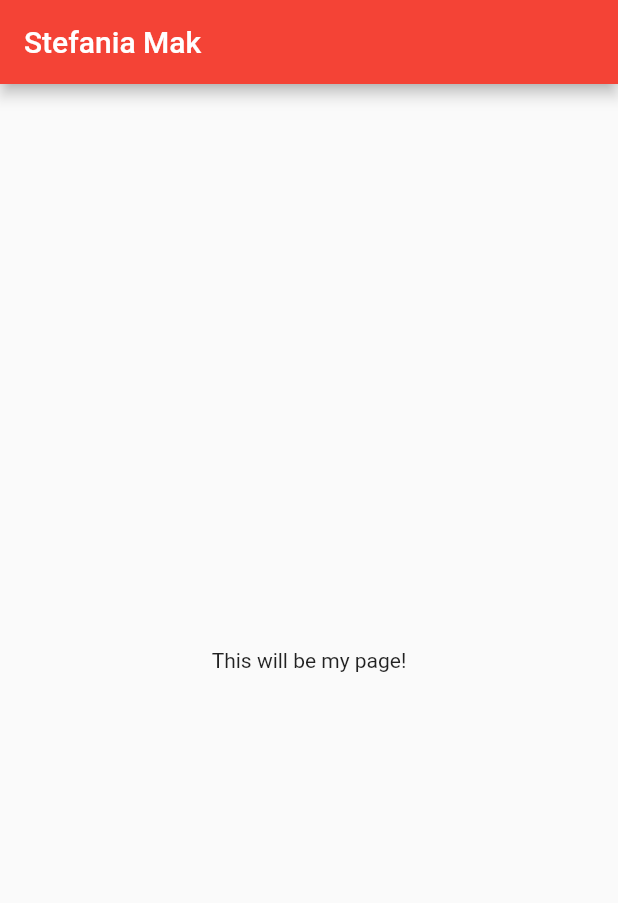
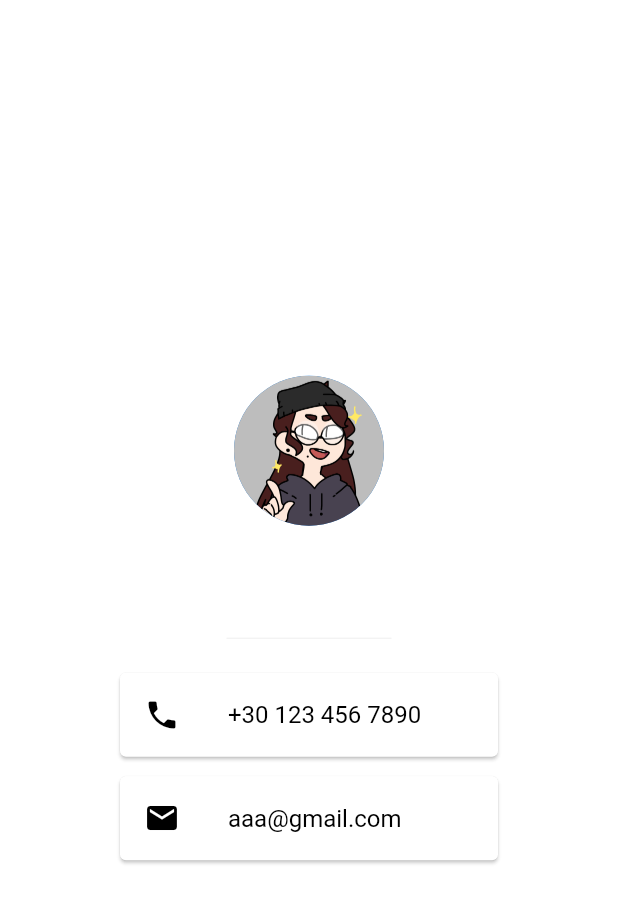
Before and after one commit to stefaniamak/stefaniamak.github.io, a Flutter app: the screen it shows after launch, on a phone screen of 412 x 824 dp. Shown: the top 903 px of the screen. Run offline on Flutter 3.47's test engine with Material 2 defaults, Android fonts, the phone set to English and light mode, and no system bars; Roboto replaces fonts that are missing (Grenze, Turret).

Commit message:
feat: added image

```diff
--- /dev/null
+++ b/docs/assets/AssetManifest.json
@@ -0,0 +1 @@
+{"packages/cupertino_icons/assets/CupertinoIcons.ttf":["packages/cupertino_icons/assets/CupertinoIcons.ttf"]}
--- /dev/null
+++ b/docs/assets/FontManifest.json
@@ -0,0 +1 @@
+[{"family":"MaterialIcons","fonts":[{"asset":"fonts/MaterialIcons-Regular.otf"}]},{"family":"packages/cupertino_icons/CupertinoIcons","fonts":[{"asset":"packages/cupertino_icons/assets/CupertinoIcons.ttf"}]}]
--- /dev/null
+++ b/docs/version.json
@@ -0,0 +1 @@
+{"app_name":"stefaniamak","version":"1.0.0","build_number":"1"}
--- a/lib/main.dart
+++ b/lib/main.dart
@@ -30,18 +30,86 @@ class MyHomePage extends StatefulWidget {
 class _MyHomePageState extends State<MyHomePage> {
   @override
   Widget build(BuildContext context) {
-    return Scaffold(
-      appBar: AppBar(
-        title: Text(widget.title),
-      ),
-      body: Center(
-        child: Column(
-          mainAxisAlignment: MainAxisAlignment.center,
-          children: <Widget>[
-            Text(
-              'This will be my page!',
-            ),
-          ],
+    // return Scaffold(
+    //   appBar: AppBar(
+    //     title: Text(widget.title),
+    //   ),
+    //   body: Center(
+    //     child: Column(
+    //       mainAxisAlignment: MainAxisAlignment.center,
+    //       children: <Widget>[
+    //         Text(
+    //           'This will be my page!',
+    //         ),
+    //       ],
+    //     ),
+    //   ),
+    // );
+    Color _darkMainColor = Colors.white10;
+    Color _lightMainColor = Colors.white;
+    return MaterialApp(
+      home: Scaffold(
+        backgroundColor: _darkMainColor,
+        body: SafeArea(
+          child: Column(
+            mainAxisAlignment: MainAxisAlignment.center,
+            crossAxisAlignment: CrossAxisAlignment.center,
+            children: [
+              CircleAvatar(
+                radius: 50.0,
+                backgroundImage: AssetImage('assets/stefania_mak_icon.png'),
+              ),
+              Text(
+                'Stefania Mak',
+                style: TextStyle(
+                    fontFamily: 'Grenze',
+                    fontSize: 40.0,
+                    fontWeight: FontWeight.bold,
+                    color: _lightMainColor),
+              ),
+              Text(
+                'Android App Developer',
+                style: TextStyle(
+                    fontFamily: 'Turret',
+                    fontSize: 15.0,
+                    color: _lightMainColor,
+                    letterSpacing: 2.5),
+              ),
+              SizedBox(
+                height: 20.0,
+                width: 110.0,
+                child: Divider(
+                  color: Colors.grey[200],
+                ),
+              ),
+              Card(
+                margin: EdgeInsets.symmetric(horizontal: 80.0, vertical: 13.0),
+                color: _lightMainColor,
+                child: ListTile(
+                    leading: Icon(
+                      Icons.phone,
+                      color: Colors.black,
+                    ),
+                    title: Text(
+                      '+30 123 456 7890',
+                      style: TextStyle(color: Colors.black),
+                    )),
+              ),
+              Card(
+                margin: EdgeInsets.symmetric(horizontal: 80.0),
+                color: _lightMainColor,
+                child: ListTile(
+                    leading: Icon(
+                      Icons.email,
+                      color: Colors.black,
+                    ),
+                    title: Text(
+                      'aaa@gmail.com',
+                      style: TextStyle(color: Colors.black),
+                    )),
+              ),
+            ],
+          ),
         ),
       ),
     );
--- a/pubspec.yaml
+++ b/pubspec.yaml
@@ -45,8 +45,8 @@ flutter:
   uses-material-design: true
 
   # To add assets to your application, add an assets section, like this:
-  # assets:
-  #   - images/a_dot_burr.jpeg
+  assets:
+     - assets/
   #   - images/a_dot_ham.jpeg
 
   # An image asset can refer to one or more resolution-specific "variants", see
```
Also changed, not shown: assets/stefania_mak_icon.png (added), docs/assets/fonts/MaterialIcons-Regular.otf (added), docs/assets/packages/cupertino_icons/assets/CupertinoIcons.ttf (added), docs/favicon.png (added), docs/icons/Icon-192.png (added), docs/icons/Icon-512.png (added), docs/manifest.json (added), 5 other files.
